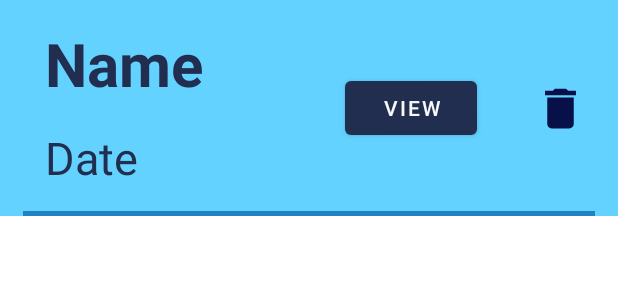
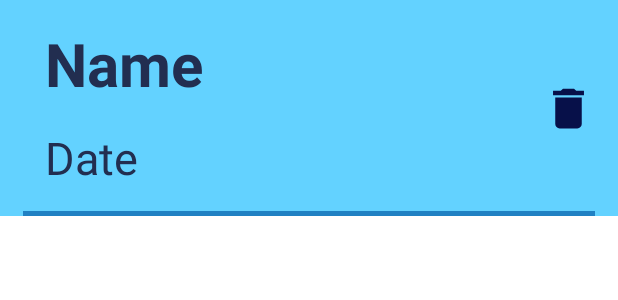
Before and after one commit to michaelcummins1/FinalProject, an Android app: the layout display_event_item_layout.xml on its own in the app's theme, with its tools: preview values and no code run, on a phone screen of 412 x 824 dp. Shown: the top 300 px of the screen. Run offline under Robolectric (Android 15) with nearby library versions, the phone set to English and light mode, and no system bars.

Commit message:
Worked on individual deletion of people in an event

```diff
--- a/app/src/main/java/com/example/finalproject/DisplayEventViewHolder.kt
+++ b/app/src/main/java/com/example/finalproject/DisplayEventViewHolder.kt
@@ -11,7 +11,7 @@ class DisplayEventViewHolder(val binding: DisplayEventItemLayoutBinding, val vie
     private lateinit var currentEvent : Event
 
     init {
-        binding.viewButton.setOnClickListener { view ->
+        binding.root.setOnClickListener { view ->
             viewModel.selectedEvent = currentEvent
             binding.root.findNavController().navigate(R.id.action_displayEventsFragment_to_viewEventFragment)
         }
--- a/app/src/main/java/com/example/finalproject/Event.kt
+++ b/app/src/main/java/com/example/finalproject/Event.kt
@@ -1,3 +1,3 @@
 package com.example.finalproject
 
-data class Event(val title: String, val date: String, val people : List<Int>)
+data class Event(val title: String, val date: String, val people : MutableList<Int>)
--- a/app/src/main/java/com/example/finalproject/ViewEventFragment.kt
+++ b/app/src/main/java/com/example/finalproject/ViewEventFragment.kt
@@ -27,12 +27,12 @@ class ViewEventFragment : Fragment() {
         _binding = FragmentViewEventBinding.inflate(inflater, container, false)
         val rootView = binding.root
 
-        val selectedEvent = viewModel.selectedEvent ?: Event("", "", listOf())
+        val selectedEvent = viewModel.selectedEvent ?: Event("", "", mutableListOf())
 
         binding.eventName.text = selectedEvent.title
         binding.eventDate.text = selectedEvent.date
 
-        val myAdapter = ViewEventAdapter(selectedEvent.people, viewModel)
+        val myAdapter = ViewEventAdapter(selectedEvent.people, viewModel, selectedEvent)
         binding.viewEventRecycler.adapter = myAdapter
 
         binding.goBackButton1.setOnClickListener{
--- a/app/src/main/res/layout/display_event_item_layout.xml
+++ b/app/src/main/res/layout/display_event_item_layout.xml
@@ -43,25 +43,14 @@
         app:layout_constraintStart_toStartOf="parent"
         app:layout_constraintTop_toBottomOf="@+id/eventDateDisplay" />
 
-    <Button
-        android:id="@+id/view_button"
-        android:layout_width="wrap_content"
-        android:layout_height="wrap_content"
-        android:text="View"
-        app:layout_constraintBottom_toBottomOf="parent"
-        app:layout_constraintEnd_toEndOf="parent"
-        app:layout_constraintStart_toEndOf="@+id/eventNameDisplay"
-        app:layout_constraintTop_toTopOf="parent" />
-
     <ImageButton
         android:id="@+id/trash_button"
         android:layout_width="wrap_content"
         android:layout_height="wrap_content"
-        android:layout_marginStart="17dp"
+        android:layout_marginEnd="15dp"
         android:background="@color/azure"
         app:layout_constraintBottom_toBottomOf="parent"
         app:layout_constraintEnd_toEndOf="parent"
-        app:layout_constraintStart_toEndOf="@+id/view_button"
         app:layout_constraintTop_toTopOf="parent"
         app:srcCompat="@drawable/ic_baseline_delete_35"
         tools:ignore="TouchTargetSizeCheck,SpeakableTextPresentCheck" />
--- a/app/src/main/res/layout/fragment_create_event.xml
+++ b/app/src/main/res/layout/fragment_create_event.xml
@@ -38,13 +38,12 @@
         android:layout_width="wrap_content"
         android:layout_height="wrap_content"
         android:layout_marginStart="15dp"
-        android:layout_marginBottom="200dp"
+        android:layout_marginTop="30dp"
         android:text="People:"
         android:textColor="@color/navy"
         android:textSize="30sp"
-        app:layout_constraintBottom_toTopOf="@+id/add_person"
         app:layout_constraintStart_toStartOf="parent"
-        app:layout_constraintTop_toBottomOf="@+id/name_textView" />
+        app:layout_constraintTop_toBottomOf="@+id/add_date" />
 
     <TextView
         android:id="@+id/list_people"
```
Also changed, not shown: app/src/main/java/com/example/finalproject/EventViewModel.kt (+10 -1 lines), app/src/main/java/com/example/finalproject/ViewEventAdapter.kt (+5 -3 lines), app/src/main/java/com/example/finalproject/ViewEventViewHolder.kt (+15 -3 lines), app/src/main/res/layout/view_event_item_layout.xml (+12 -0 lines).
